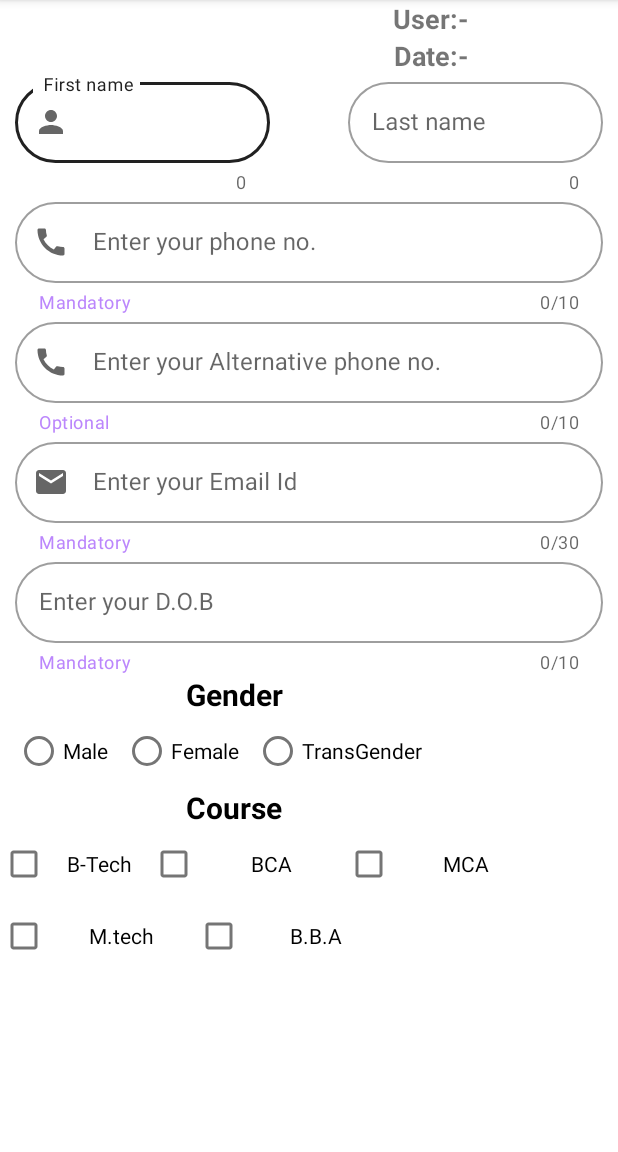
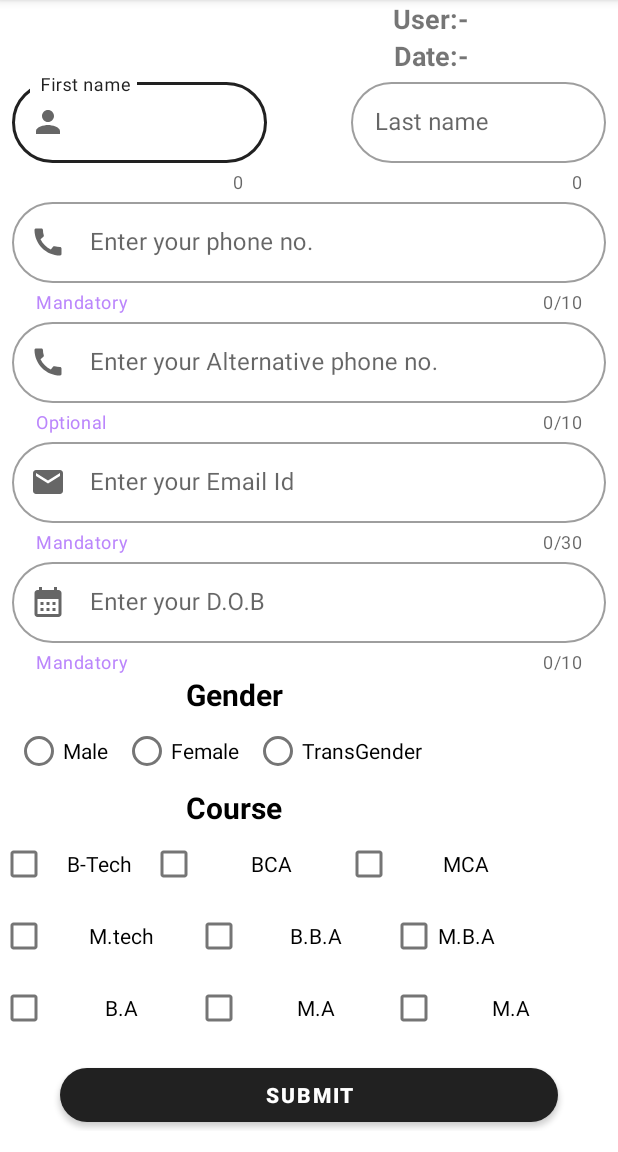
Before and after one commit to suffal/Studentform_withsqlitedb, an Android app: the screen it shows after launch (userformActivity), after a tap on "SKIP", on a phone screen of 412 x 824 dp, the part 84-1236 px from its top. Run offline under Robolectric (Android 15) with nearby library versions, the phone set to English and light mode, and no system bars; our stand-ins replace data binding.

Commit message:
signup/userActivity changes

```diff
--- a/app/src/main/java/com/example/studentform_withsqlitedb/MainActivity.kt
+++ b/app/src/main/java/com/example/studentform_withsqlitedb/MainActivity.kt
@@ -26,10 +26,10 @@ binding=DataBindingUtil.setContentView(this,R.layout.activity_main)
         )
 
 
-        binding.btnSignup.setOnClickListener(this)
+
         binding.btnLogin.setOnClickListener(this)
         binding.btnSkip.setOnClickListener(this)
-
+        binding.dontHaveAAccount.setOnClickListener(this)
 
 
 
@@ -40,7 +40,7 @@ binding=DataBindingUtil.setContentView(this,R.layout.activity_main)
 
         when(View?.id){
 
-            R.id.btn_signup->{
+            R.id.dont_have_a_account->{
                 val intent= Intent(this,signupActivity::class.java)
                 startActivity(intent)
             }
--- /dev/null
+++ b/app/src/main/res/drawable/baseline_calendar_month_24.xml
@@ -0,0 +1,5 @@
+<vector android:height="24dp" android:tint="#470404"
+    android:viewportHeight="24" android:viewportWidth="24"
+    android:width="24dp" xmlns:android="http://schemas.android.com/apk/res/android">
+    <path android:fillColor="@android:color/white" android:pathData="M19,4h-1V2h-2v2H8V2H6v2H5C3.89,4 3.01,4.9 3.01,6L3,20c0,1.1 0.89,2 2,2h14c1.1,0 2,-0.9 2,-2V6C21,4.9 20.1,4 19,4zM19,20H5V10h14V20zM9,14H7v-2h2V14zM13,14h-2v-2h2V14zM17,14h-2v-2h2V14zM9,18H7v-2h2V18zM13,18h-2v-2h2V18zM17,18h-2v-2h2V18z"/>
+</vector>
--- a/app/src/main/res/layout/activity_userform.xml
+++ b/app/src/main/res/layout/activity_userform.xml
@@ -61,7 +61,7 @@
             app:errorEnabled="true"
             app:layout_constraintStart_toStartOf="parent"
           app:layout_constraintTop_toBottomOf="@+id/Date"
-            android:layout_marginLeft="10dp"
+            android:layout_marginLeft="8dp"
             app:startIconDrawable="@drawable/baseline_person_24"
 
             >
@@ -94,7 +94,7 @@
             android:layout_alignParentRight="true"
             app:layout_constraintEnd_toEndOf="parent"
            app:layout_constraintTop_toBottomOf="@+id/Date"
-            android:layout_marginRight="10dp"
+            android:layout_marginRight="8dp"
 
 
             >
@@ -122,8 +122,8 @@
             app:layout_constraintStart_toStartOf="parent"
             app:layout_constraintEnd_toEndOf="parent"
             app:layout_constraintTop_toBottomOf="@+id/userform_First_name"
-            android:layout_marginLeft="10dp"
-            android:layout_marginRight="10dp"
+            android:layout_marginLeft="8dp"
+            android:layout_marginRight="8dp"
             app:helperText="Mandatory"
             app:helperTextTextColor="@color/purple_200"
             app:startIconDrawable="@drawable/baseline_call_24"
@@ -154,8 +154,8 @@
             app:layout_constraintStart_toStartOf="parent"
             app:layout_constraintEnd_toEndOf="parent"
             app:layout_constraintTop_toBottomOf="@+id/userform_phoneno"
-            android:layout_marginLeft="10dp"
-            android:layout_marginRight="10dp"
+            android:layout_marginLeft="8dp"
+            android:layout_marginRight="8dp"
             app:helperText="Optional"
             app:helperTextTextColor="@color/purple_200"
             app:startIconDrawable="@drawable/baseline_call_24"
@@ -165,6 +165,7 @@
                 android:id="@+id/userform_Alphoneno1"
                 android:layout_width="match_parent"
                 android:layout_height="54dp"
+                android:inputType="number"
                 android:maxLength="10"
                 />
 
@@ -185,8 +186,8 @@
             app:layout_constraintStart_toStartOf="parent"
             app:layout_constraintEnd_toEndOf="parent"
             app:layout_constraintTop_toBottomOf="@+id/userform_Alphoneno"
-            android:layout_marginLeft="10dp"
-            android:layout_marginRight="10dp"
+            android:layout_marginLeft="8dp"
+            android:layout_marginRight="8dp"
             app:helperText="Mandatory"
             app:helperTextTextColor="@color/purple_200"
             app:startIconDrawable="@drawable/baseline_email_24"
@@ -215,10 +216,11 @@
             app:layout_constraintStart_toStartOf="parent"
             app:layout_constraintEnd_toEndOf="parent"
             app:layout_constraintTop_toBottomOf="@+id/Email_id_inputlayout"
-            android:layout_marginLeft="10dp"
-            android:layout_marginRight="10dp"
+            android:layout_marginLeft="8dp"
+            android:layout_marginRight="8dp"
             app:helperText="Mandatory"
             app:helperTextTextColor="@color/purple_200"
+            app:startIconDrawable="@drawable/baseline_calendar_month_24"
 
             >
 
@@ -394,9 +396,90 @@
 
 
 
+        <com.google.android.material.textfield.TextInputLayout
+            android:id="@+id/M.B.A_layout"
+            android:layout_width="wrap_content"
+            android:layout_height="wrap_content"
+            app:layout_constraintTop_toBottomOf="@+id/B.techlayout"
+            app:layout_constraintLeft_toRightOf="@+id/B.B.A_layout"
+            >
+            <com.google.android.material.checkbox.MaterialCheckBox
+                android:id="@+id/M.B.A"
+                android:layout_width="130dp"
+                android:layout_height="wrap_content"
+
+                android:text="M.B.A" />
+        </com.google.android.material.textfield.TextInputLayout>
 
 
 
+        <com.google.android.material.textfield.TextInputLayout
+            android:id="@+id/B.A_layout"
+            android:layout_width="wrap_content"
+            android:layout_height="wrap_content"
+            app:layout_constraintTop_toBottomOf="@+id/M.tech_layout"
+             app:layout_constraintStart_toStartOf="parent"
+            >
+            <com.google.android.material.checkbox.MaterialCheckBox
+                android:id="@+id/B.A"
+                android:layout_width="130dp"
+                android:layout_height="wrap_content"
+                android:gravity="center"
+                android:text="B.A" />
+        </com.google.android.material.textfield.TextInputLayout>
+
+
+
+
+
+        <com.google.android.material.textfield.TextInputLayout
+            android:id="@+id/M.A_layout"
+            android:layout_width="wrap_content"
+            android:layout_height="wrap_content"
+            app:layout_constraintTop_toBottomOf="@+id/M.tech_layout"
+            app:layout_constraintLeft_toRightOf="@+id/B.A_layout"
+            >
+            <com.google.android.material.checkbox.MaterialCheckBox
+                android:id="@+id/M.A"
+                android:layout_width="130dp"
+                android:layout_height="wrap_content"
+                android:gravity="center"
+                android:text="M.A" />
+        </com.google.android.material.textfield.TextInputLayout>
+
+
+
+
+        <com.google.android.material.textfield.TextInputLayout
+            android:id="@+id/B.sc_layout"
+            android:layout_width="wrap_content"
+            android:layout_height="wrap_content"
+            app:layout_constraintTop_toBottomOf="@+id/M.tech_layout"
+            app:layout_constraintLeft_toRightOf="@+id/M.A_layout"
+            >
+            <com.google.android.material.checkbox.MaterialCheckBox
+                android:id="@+id/B.Sc"
+                android:layout_width="130dp"
+                android:layout_height="wrap_content"
+                android:gravity="center"
+                android:text="M.A" />
+        </com.google.android.material.textfield.TextInputLayout>
+
+
+        <com.google.android.material.button.MaterialButton
+            android:layout_width="match_parent"
+            android:layout_height="wrap_content"
+            android:id="@+id/btn_submit"
+            app:layout_constraintStart_toStartOf="parent"
+            app:layout_constraintEnd_toEndOf="parent"
+            app:layout_constraintTop_toBottomOf="@+id/M.A_layout"
+            android:text="submit"
+            android:textStyle="bold"
+           android:layout_marginTop="10dp"
+            android:layout_marginLeft="40dp"
+            android:layout_marginRight="40dp"
+            app:cornerRadius="20dp"
+            />
 
 
     </androidx.constraintlayout.widget.ConstraintLayout>
--- a/app/src/main/res/menu/item.xml
+++ b/app/src/main/res/menu/item.xml
@@ -5,4 +5,8 @@
     <item android:id="@+id/item1"
         android:title="Log Out"/>
 
+
+    <item android:id="@+id/item2"
+        android:title="user information"/>
+
 </menu>
```
Also changed, not shown: app/src/main/java/com/example/studentform_withsqlitedb/signupActivity.kt (+34 -15 lines), app/src/main/res/drawable/lstyle.xml (added, +9 -0 lines), app/src/main/res/layout/activity_main.xml (+6 -16 lines), app/src/main/res/layout/activity_signup.xml (+35 -21 lines).
